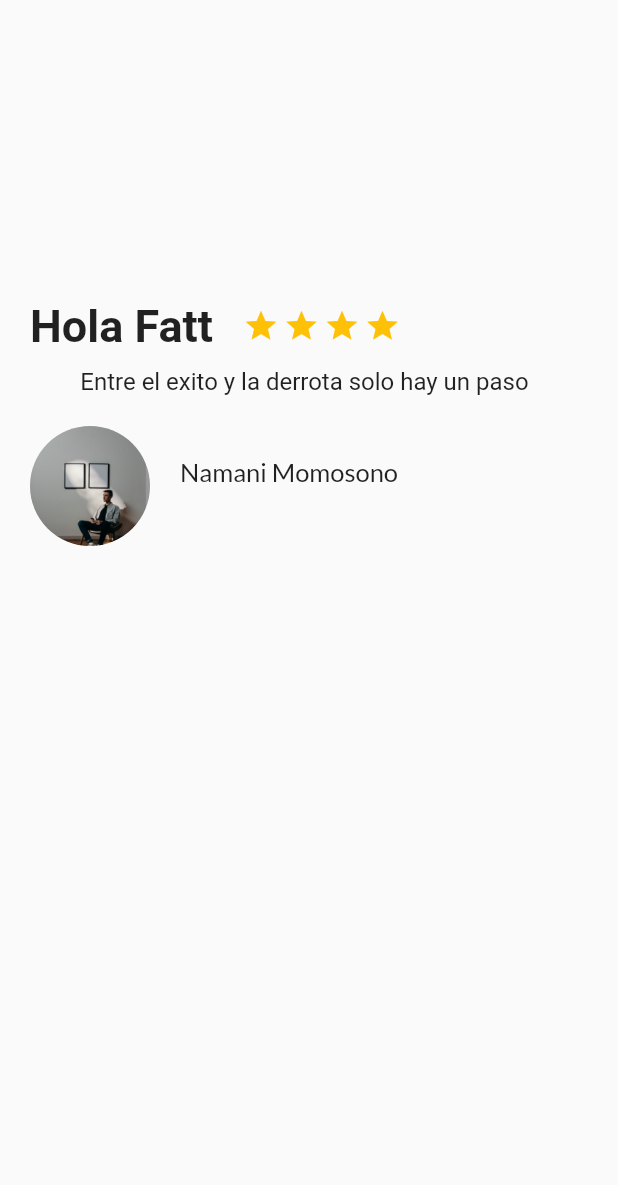
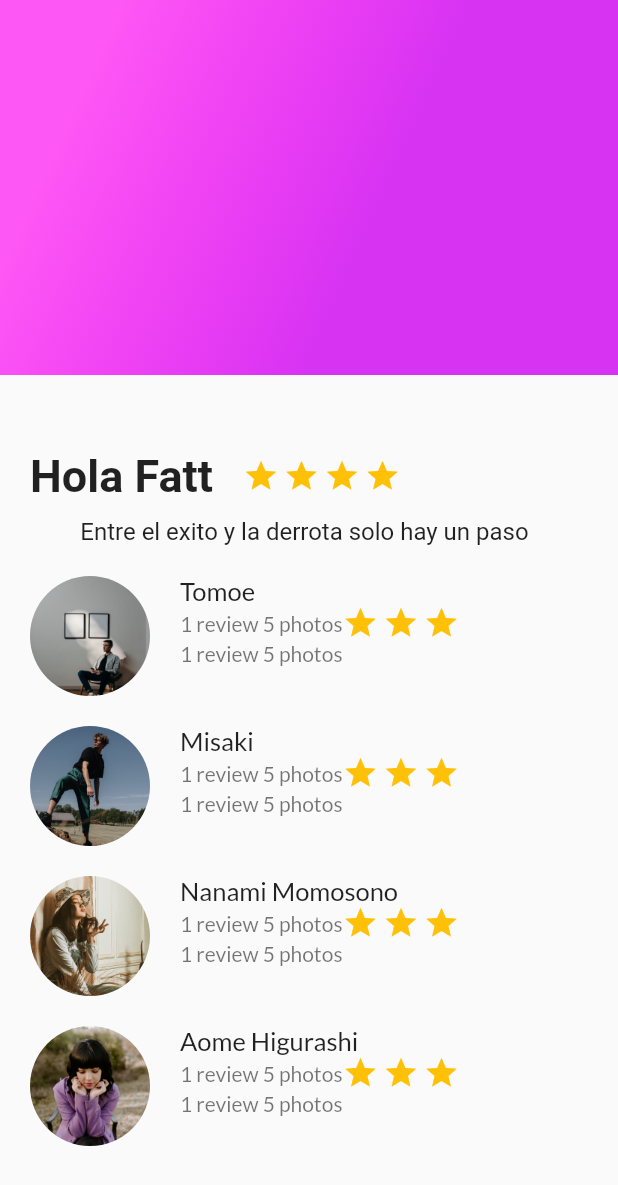
Before and after one commit to FatimaRS14/starsTravel, a Flutter app: the screen it shows after launch, on a phone screen of 412 x 824 dp. Shown: the top 1185 px of the screen. Run offline on Flutter 3.47's test engine with Material 2 defaults, Android fonts, the phone set to English and light mode, and no system bars; our stand-ins replace google_fonts; Roboto replaces fonts that are missing (Questrial).

Commit message:
Creacion de mas usuarios y el degradado

```diff
--- a/lib/main.dart
+++ b/lib/main.dart
@@ -1,6 +1,8 @@
 import 'package:flutter/material.dart';
 
 import 'package:travel_app5b/screens/decription_place_screen.dart';
+import 'package:travel_app5b/screens/gradient_back.dart';
+import 'package:travel_app5b/screens/review_list.dart';
 
 void main() {
   runApp(const MainApp());
@@ -17,11 +19,25 @@ class MainApp extends StatelessWidget {
     return MaterialApp(
       debugShowCheckedModeBanner: false,
       home: Scaffold(
-        body: DescriptionPLaceScreen(
-          namePlace: namePlace,
-          stars: 5,
-          descriptionPlace: descriptionText, star: 5,
-
+        // body: DescriptionPLaceScreen(
+        //   namePlace: namePlace,
+        //   stars: 5,
+        //   descriptionPlace: descriptionText, star: 5,
+        // ),
+        body: Stack(
+          children: [
+            ListView(
+              children: [
+                DescriptionPLaceScreen(
+                namePlace: namePlace,
+                stars: 5,
+                descriptionPlace: descriptionText, star: 5,
+        ),
+        const ReviewList(),
+              ],
+            ),
+        const GradientBack(),
+          ],
         ),
       ),
     );
--- a/lib/screens/decription_place_screen.dart
+++ b/lib/screens/decription_place_screen.dart
@@ -19,7 +19,7 @@ class DescriptionPLaceScreen extends StatelessWidget {
     //Alt + z = acomodar el texto
 
     final star = Container(
-      margin: const EdgeInsets.only(top: 200.0, right: 3.0),
+      margin: const EdgeInsets.only(top: 300.0, right: 3.0),
       child: const Icon(
         Icons.star,
         color: Colors.amber,
@@ -45,7 +45,7 @@ class DescriptionPLaceScreen extends StatelessWidget {
       children: [
         Container(
           margin: const EdgeInsets.only(
-            top: 200.0,
+            top: 300.0,
             left: 20.0,
             right: 20.0,
           ),
@@ -65,7 +65,7 @@ class DescriptionPLaceScreen extends StatelessWidget {
       children: [
         titleAndStarts,
         description,
-        const Review(),
+
       ],
     );
   }
--- /dev/null
+++ b/lib/screens/gradient_back.dart
@@ -0,0 +1,23 @@
+import 'package:flutter/material.dart';
+
+class GradientBack extends StatelessWidget {
+  const GradientBack({super.key});
+
+  @override
+  Widget build(BuildContext context) {
+    return Container(
+      height: 250.0,
+      decoration: const BoxDecoration(
+        gradient: LinearGradient(colors: [
+          Color.fromARGB(169, 255, 4, 242),
+          Color.fromARGB(255, 214, 51, 243),
+        ],
+        begin: FractionalOffset(0.2, 0.0),
+        end: FractionalOffset(1.0, 0.6),
+        stops: [0.0, 0.6],
+        tileMode: TileMode.clamp,
+        ),
+      ),
+    );
+  }
+}
--- a/lib/screens/review.dart
+++ b/lib/screens/review.dart
@@ -4,16 +4,28 @@ import 'package:google_fonts/google_fonts.dart'; //importM para importar el paqu
 //stless para detectar Stateless widget
 //stful Stateful widget
 class Review extends StatelessWidget {
-  final String pathImage = 'assets/img/profile1.jpg';
-  final String user = 'Namani Momosono';
-  final String details = '1 review 5 photos';
-  final String commet= 'This is an amazing place in Sri Lanka';
+  final String pathImage ;
+  final String user ;
+  final String details;
+  final String commet;
 
 
-  const Review({super.key});
+  const Review({super.key, required this.pathImage, required this.user, required this.details, required this.commet});
 
   @override
   Widget build(BuildContext context) {
+
+    //widget de estrellas
+    final star = Container(
+      margin: const EdgeInsets.only(
+        right: 3.0),
+      child: const Icon(
+        Icons.star,
+        color: Colors.amber,
+      ),
+    );
+
+
     final profilePic = Container(
       margin: const EdgeInsets.only(
         top: 20.0,
@@ -30,6 +42,8 @@ class Review extends StatelessWidget {
       ),
     );
 
+    //Widget para la informacion del usuario
+
     final userName = Container(
       margin: const EdgeInsets.only(
         left: 20.0
@@ -37,15 +51,55 @@ class Review extends StatelessWidget {
       child: Text(
         user,
         textAlign: TextAlign.left,
-        style: GoogleFonts.lato(fontSize: 17.0),
+        style: GoogleFonts.lato(
+          fontSize: 17.0,
+          ),
       ),
     );
 
+  final userInfo = Container(
+    margin: const EdgeInsets.only(
+      left: 20.0,
+       ),
+      child: Text(details,
+      textAlign: TextAlign.left,
+      style: GoogleFonts.lato(fontSize: 14.0,
+          color: Colors.black54,
+      ),
+      ),
 
+  );
+
+    final userComments = Container(
+    margin: const EdgeInsets.only(
+      left: 20.0,
+       ),
+      child: Text(details,
+      textAlign: TextAlign.left,
+      style: GoogleFonts.lato(fontSize: 14.0,
+          color: Colors.black54,
+      ),
+      ),
+
+  );
+//widget para llamar los demas widgest
+final userDetails =Column(
+  crossAxisAlignment: CrossAxisAlignment.start,
+  children: [userName,
+  Row(
+    children: [
+      userInfo,
+      star,
+      star,
+      star,
+    ],
+  ),
+  userComments],
+  );
     return Row(
       children: [
         profilePic,
-        userName,
+        userDetails,
       ],
     );
 
--- /dev/null
+++ b/lib/screens/review_list.dart
@@ -0,0 +1,38 @@
+import 'package:flutter/material.dart';
+import 'package:travel_app5b/screens/review.dart';
+
+class ReviewList extends StatelessWidget {
+  const ReviewList({super.key});
+
+  @override
+  Widget build(BuildContext context) {
+    return const Column(
+      crossAxisAlignment: CrossAxisAlignment.start,
+      children: [
+        Review(pathImage: 'assets/img/profile1.jpg',
+         user: 'Tomoe',
+         details: '1 review 5 photos',
+         commet: 'This is an amazing place in Sri Lanka',
+         ),
+
+         Review(pathImage: 'assets/img/profile2.jpg',
+         user: 'Misaki',
+         details: '1 review 5 photos',
+         commet: 'Holaaaaaa',
+         ),
+
+         Review(pathImage: 'assets/img/profile3.jpg',
+         user: 'Nanami Momosono',
+         details: '1 review 5 photos',
+         commet: 'Como estan',
+         ),
+
+         Review(pathImage: 'assets/img/profile4.jpg',
+         user: 'Aome Higurashi',
+         details: '1 review 5 photos',
+         commet: 'This is an amazing place in Sri Lanka',
+         ),
+      ],
+    );
+  }
+}
```
